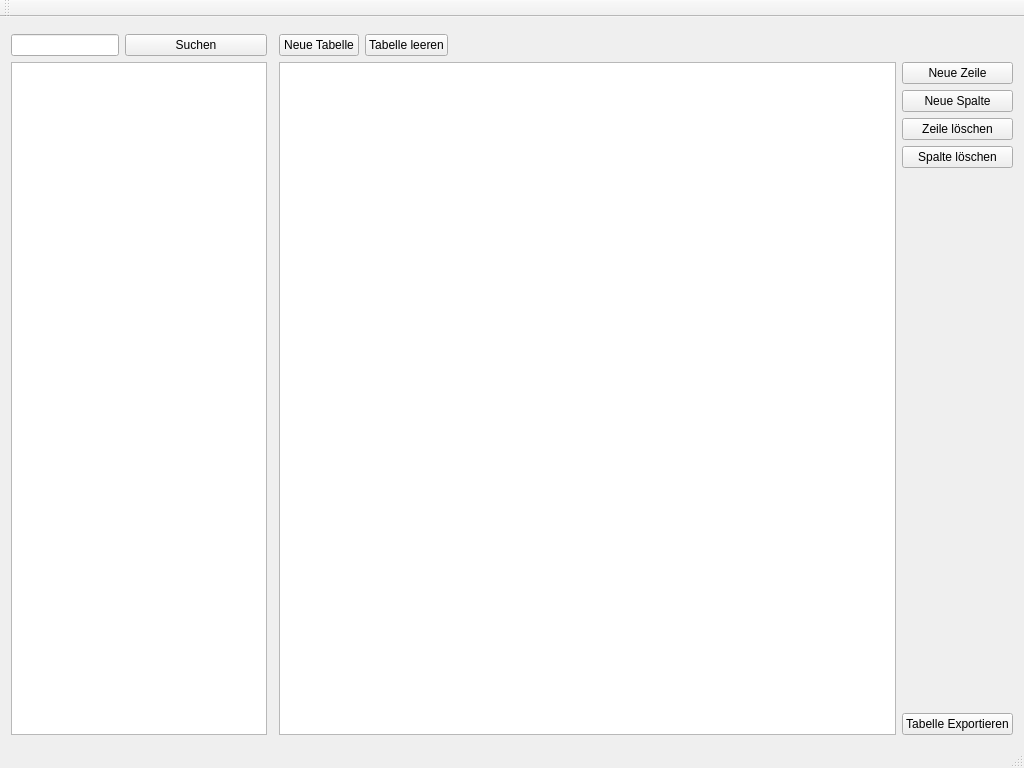
Old version of the form mainwindow.ui in the repository klaus91/DBMS_Mittelstufenprojekt_V02.
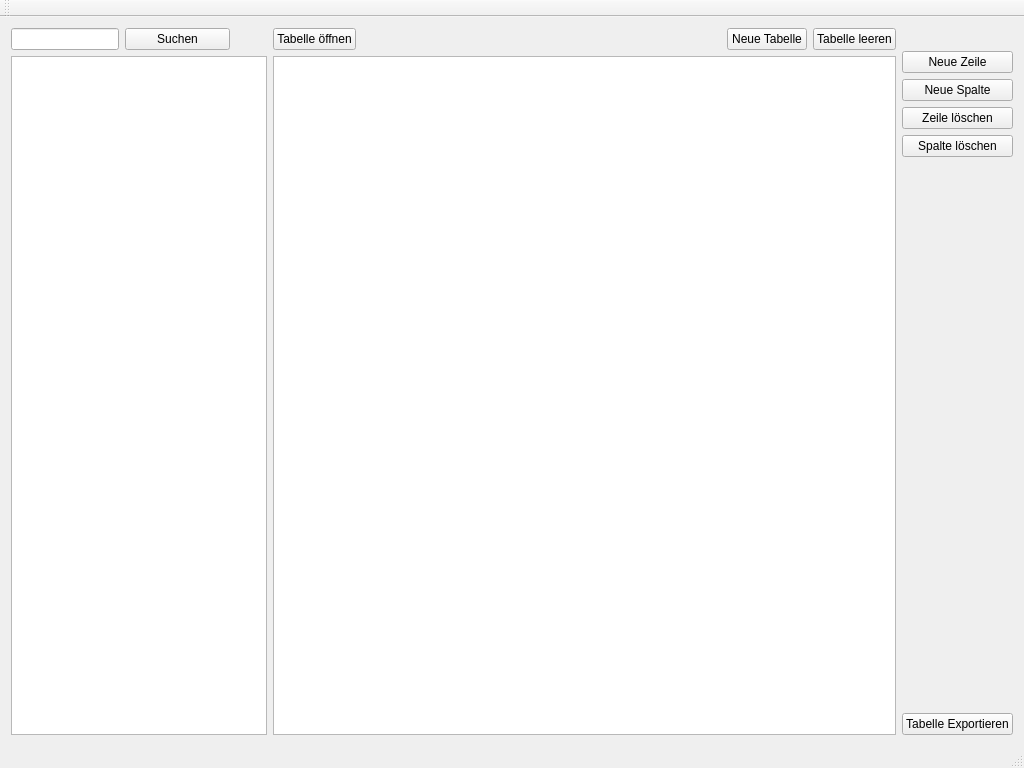
New version of the form.

What changed in the file:
```diff
--- a/mainwindow.ui
+++ b/mainwindow.ui
@@ -15,26 +15,8 @@
   </property>
   <widget class="QWidget" name="centralWidget">
    <layout class="QGridLayout" name="gridLayout">
-    <item row="0" column="1" rowspan="2" colspan="2">
-     <spacer name="horizontalSpacer">
-      <property name="orientation">
-       <enum>Qt::Horizontal</enum>
-      </property>
-      <property name="sizeType">
-       <enum>QSizePolicy::Fixed</enum>
-      </property>
-      <property name="sizeHint" stdset="0">
-       <size>
-        <width>37</width>
-        <height>17</height>
-       </size>
-      </property>
-     </spacer>
-    </item>
-    <item row="1" column="0">
-     <layout class="QVBoxLayout" name="verticalLayout_3">
-      <item>
-       <layout class="QHBoxLayout" name="horizontalLayout">
+    <item row="0" column="0">
+     <layout class="QHBoxLayout" name="horizontalLayout_3">
         <item>
          <widget class="QLineEdit" name="sucheLineEdit">
           <property name="enabled">
@@ -55,31 +37,51 @@
           </property>
          </widget>
         </item>
-       </layout>
-      </item>
       <item>
-       <widget class="QTreeView" name="myTreeView">
-        <property name="sizePolicy">
-         <sizepolicy hsizetype="Fixed" vsizetype="Expanding">
-          <horstretch>0</horstretch>
-          <verstretch>0</verstretch>
-         </sizepolicy>
+       <spacer name="horizontalSpacer">
+        <property name="orientation">
+         <enum>Qt::Horizontal</enum>
         </property>
-        <property name="cursor" stdset="0">
-         <cursorShape>ArrowCursor</cursorShape>
+        <property name="sizeType">
+         <enum>QSizePolicy::Fixed</enum>
         </property>
-        <property name="sizeAdjustPolicy">
-         <enum>QAbstractScrollArea::AdjustIgnored</enum>
+        <property name="sizeHint" stdset="0">
+         <size>
+          <width>37</width>
+          <height>17</height>
+         </size>
         </property>
-       </widget>
+       </spacer>
       </item>
      </layout>
     </item>
-    <item row="1" column="2">
-     <layout class="QVBoxLayout" name="verticalLayout_2">
-      <item>
+    <item row="0" column="1" rowspan="2">
        <layout class="QHBoxLayout" name="horizontalLayout_2">
         <item>
+       <layout class="QVBoxLayout" name="verticalLayout_2">
+        <item>
+         <layout class="QHBoxLayout" name="horizontalLayout">
+          <item>
+           <widget class="QPushButton" name="oeffneTabelleButton">
+            <property name="text">
+             <string>Tabelle öffnen</string>
+            </property>
+           </widget>
+          </item>
+          <item>
+           <spacer name="horizontalSpacer_2">
+            <property name="orientation">
+             <enum>Qt::Horizontal</enum>
+            </property>
+            <property name="sizeHint" stdset="0">
+             <size>
+              <width>40</width>
+              <height>20</height>
+             </size>
+            </property>
+           </spacer>
+          </item>
+          <item>
          <widget class="QPushButton" name="neueTabelleButton">
           <property name="text">
            <string>Neue Tabelle</string>
@@ -93,28 +95,31 @@
           </property>
          </widget>
         </item>
-        <item>
-         <spacer name="horizontalSpacer_2">
-          <property name="orientation">
-           <enum>Qt::Horizontal</enum>
-          </property>
-          <property name="sizeHint" stdset="0">
-           <size>
-            <width>40</width>
-            <height>20</height>
-           </size>
-          </property>
-         </spacer>
-        </item>
-       </layout>
-      </item>
-      <item>
-       <layout class="QHBoxLayout" name="horizontalLayout_3">
+         </layout>
+        </item>
         <item>
          <widget class="QTableView" name="myTableView"/>
         </item>
+       </layout>
+      </item>
         <item>
          <layout class="QVBoxLayout" name="verticalLayout">
+        <item>
+         <spacer name="horizontalSpacer_3">
+          <property name="orientation">
+           <enum>Qt::Horizontal</enum>
+          </property>
+          <property name="sizeType">
+           <enum>QSizePolicy::Fixed</enum>
+          </property>
+          <property name="sizeHint" stdset="0">
+           <size>
+            <width>40</width>
+            <height>23</height>
+           </size>
+          </property>
+         </spacer>
+        </item>
           <item>
            <widget class="QPushButton" name="neueZeileButton">
             <property name="text">
@@ -167,7 +172,21 @@
         </item>
        </layout>
       </item>
-     </layout>
+    <item row="1" column="0">
+     <widget class="QTreeView" name="myTreeView">
+      <property name="sizePolicy">
+       <sizepolicy hsizetype="Fixed" vsizetype="Expanding">
+        <horstretch>0</horstretch>
+        <verstretch>0</verstretch>
+       </sizepolicy>
+      </property>
+      <property name="cursor" stdset="0">
+       <cursorShape>ArrowCursor</cursorShape>
+      </property>
+      <property name="sizeAdjustPolicy">
+       <enum>QAbstractScrollArea::AdjustIgnored</enum>
+      </property>
+     </widget>
     </item>
    </layout>
   </widget>
```
Lines whose indentation alone changed are shown as unchanged.
